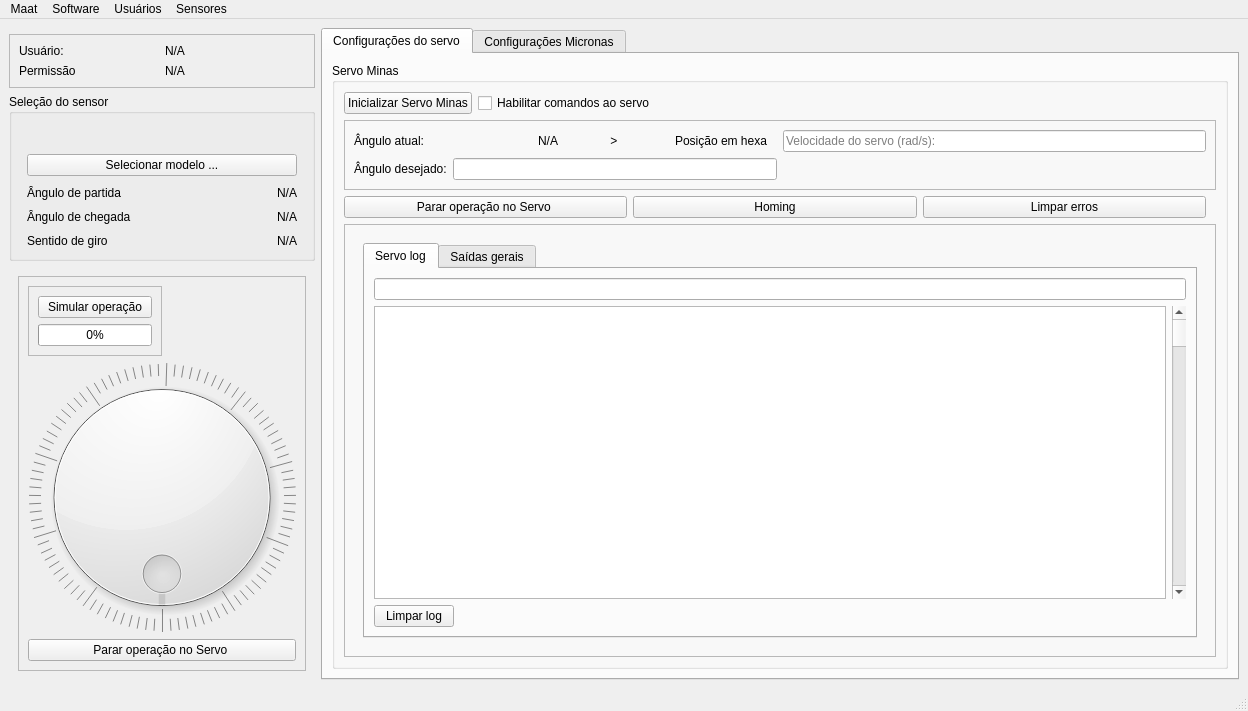
LucasDuarte026/QTMaat, file mainwindow.ui: the form before one commit.
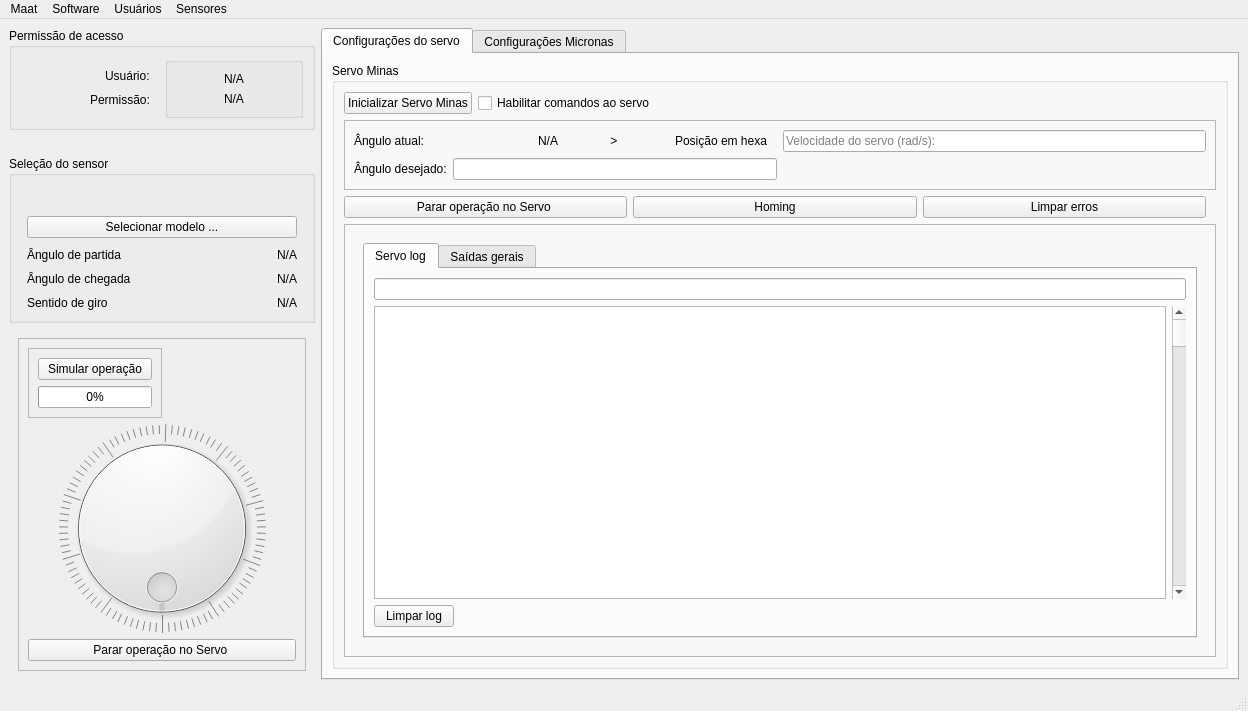
The form after the commit.

Diff of the .ui file:
```diff
--- a/mainwindow.ui
+++ b/mainwindow.ui
@@ -21,27 +21,15 @@
     <item>
      <layout class="QVBoxLayout" name="left_tab" stretch="0,0,0,10">
       <item>
-       <widget class="QFrame" name="frame_4">
-        <property name="frameShape">
-         <enum>QFrame::Shape::StyledPanel</enum>
+       <widget class="QGroupBox" name="horizontalGroupBox_2">
+        <property name="title">
+         <string>Permissão de acesso</string>
         </property>
-        <property name="frameShadow">
-         <enum>QFrame::Shadow::Raised</enum>
-        </property>
-       </widget>
-      </item>
-      <item>
-       <widget class="QFrame" name="frame_5">
-        <property name="frameShape">
-         <enum>QFrame::Shape::StyledPanel</enum>
-        </property>
-        <property name="frameShadow">
-         <enum>QFrame::Shadow::Raised</enum>
-        </property>
-        <layout class="QVBoxLayout" name="verticalLayout_16">
-         <item>
           <layout class="QHBoxLayout" name="horizontalLayout_18">
            <item>
+          <widget class="QFrame" name="verticalFrame">
+           <layout class="QVBoxLayout" name="verticalLayout_19">
+            <item alignment="Qt::AlignmentFlag::AlignRight">
             <widget class="QLabel" name="label_2">
              <property name="layoutDirection">
               <enum>Qt::LayoutDirection::LeftToRight</enum>
@@ -51,28 +39,30 @@
              </property>
             </widget>
            </item>
-           <item>
-            <widget class="QLabel" name="user_label">
-             <property name="text">
-              <string>N/A</string>
-             </property>
-            </widget>
-           </item>
-          </layout>
-         </item>
-         <item>
-          <layout class="QHBoxLayout" name="horizontalLayout_19">
-           <item>
+            <item alignment="Qt::AlignmentFlag::AlignRight">
             <widget class="QLabel" name="label_8">
              <property name="layoutDirection">
               <enum>Qt::LayoutDirection::LeftToRight</enum>
              </property>
              <property name="text">
-              <string>Permissão</string>
-             </property>
+               <string>Permissão:</string>
+              </property>
+             </widget>
+            </item>
+           </layout>
             </widget>
            </item>
            <item>
+          <widget class="QGroupBox" name="">
+           <layout class="QVBoxLayout" name="verticalLayout_16">
+            <item alignment="Qt::AlignmentFlag::AlignHCenter">
+             <widget class="QLabel" name="user_label">
+              <property name="text">
+               <string>N/A</string>
+              </property>
+             </widget>
+            </item>
+            <item alignment="Qt::AlignmentFlag::AlignHCenter">
             <widget class="QLabel" name="permission_label">
              <property name="text">
               <string>N/A</string>
@@ -80,10 +70,27 @@
             </widget>
            </item>
           </layout>
+          </widget>
          </item>
         </layout>
        </widget>
       </item>
+      <item>
+       <spacer name="verticalSpacer">
+        <property name="orientation">
+         <enum>Qt::Orientation::Vertical</enum>
+        </property>
+        <property name="sizeType">
+         <enum>QSizePolicy::Policy::Fixed</enum>
+        </property>
+        <property name="sizeHint" stdset="0">
+         <size>
+          <width>20</width>
+          <height>20</height>
+         </size>
+        </property>
+       </spacer>
+      </item>
       <item>
        <widget class="QGroupBox" name="sensorBox">
         <property name="title">
```
Left out of the diff: 24 changed lines with no effect on the pictures. Lines whose indentation alone changed are shown as unchanged.
